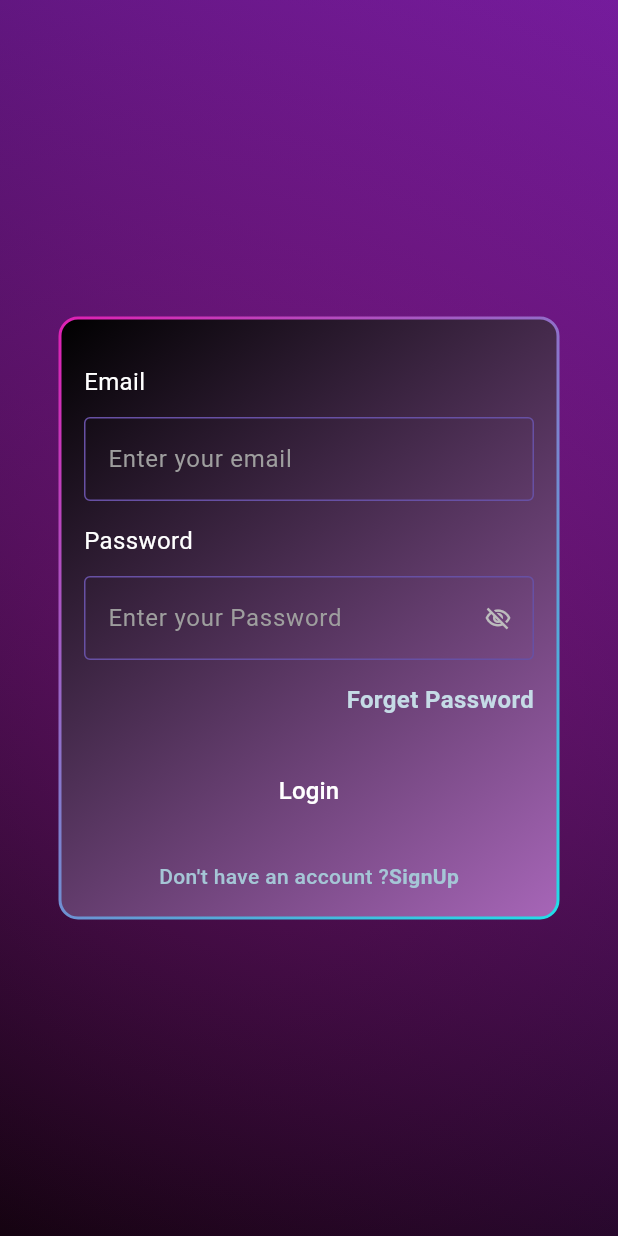
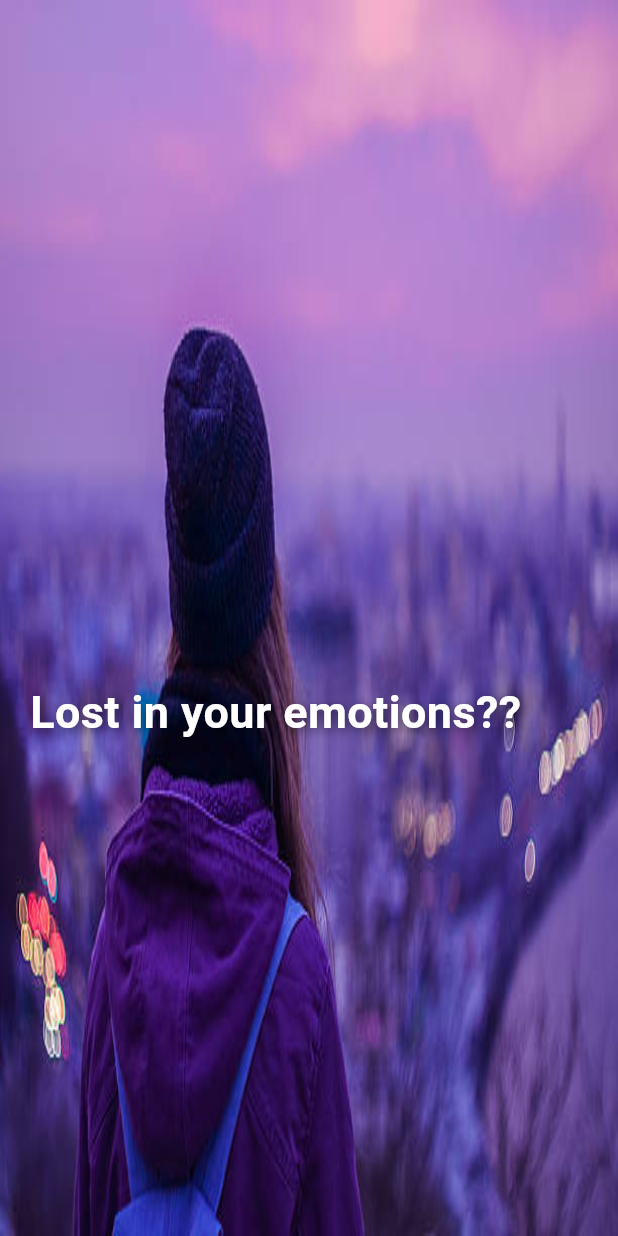
Before and after one commit to Scheeza-Ahmad/Beatify, a Flutter app: the screen it shows after launch, on a phone screen of 412 x 824 dp. Run offline on Flutter 3.47's test engine with Material 3 defaults, Android fonts, the phone set to English and light mode, and no system bars; our stand-ins replace flip_card, get, image_picker, just_audio, shared_preferences; missing offline and left inert: control_style.

Commit message:
Second screen added

```diff
--- a/lib/screens/first_splash_screen.dart
+++ b/lib/screens/first_splash_screen.dart
@@ -1,4 +1,4 @@
-import 'package:beatify/screens/login_screen.dart';
+import 'package:beatify/screens/second_screen.dart';
 import 'package:beatify/widgets/gradient_text.dart';
 import 'package:flutter/material.dart';
 import 'package:get/get.dart';
@@ -28,7 +28,7 @@ class _FirstSplashScreenState extends State<FirstSplashScreen>
     _fadeAnimation = Tween<double>(begin: 0, end: 1).animate(_controller);
 
     Future.delayed(const Duration(seconds: 4), () {
-      Get.off(() => const LoginScreen());
+      Get.off(() => SecondScreen());
     });
   }
 
--- /dev/null
+++ b/lib/screens/second_screen.dart
@@ -0,0 +1,81 @@
+import 'package:beatify/screens/login_screen.dart';
+import 'package:beatify/widgets/animated_shadow_button.dart';
+import 'package:flutter/material.dart';
+import 'package:get/get.dart';
+
+class SecondScreen extends StatelessWidget {
+  SecondScreen({super.key});
+
+  final PageController controller = PageController();
+
+  final List<String> images = [
+    'assets/images/sad.png',
+    'assets/images/happy.png',
+  ];
+
+  final List<String> text = [
+    "Lost in your emotions??",
+    "Every emotion has a sound. Find yours.",
+  ];
+
+  @override
+  Widget build(BuildContext context) {
+    return SafeArea(
+      child: Scaffold(
+        body: PageView.builder(
+          controller: controller,
+          itemCount: images.length,
+          itemBuilder: (context, index) {
+            return Container(
+              decoration: BoxDecoration(
+                image: DecorationImage(
+                  image: AssetImage(images[index]),
+                  fit: BoxFit.fill,
+                ),
+              ),
+              child: SafeArea(
+                child: Stack(
+                  children: [
+                    // Text
+                    Positioned(
+                      left: 20,
+                      top: MediaQuery.of(context).size.height * 0.55,
+                      child: Text(
+                        text[index],
+                        style: const TextStyle(
+                          fontSize: 30,
+                          fontWeight: FontWeight.bold,
+                          color: Colors.white,
+                          shadows: [
+                            Shadow(
+                              blurRadius: 8,
+                              color: Colors.black54,
+                              offset: Offset(2, 2),
+                            ),
+                          ],
+                        ),
+                      ),
+                    ),
+
+                    // Button on last page
+                    if (index == images.length - 1)
+                      Positioned(
+                        left: 20,
+                        top: MediaQuery.of(context).size.height * 0.61,
+                        child: AnimatedShadowButton(
+                          text: 'Lets Start',
+                          action: () {
+                            Get.to(() => LoginScreen());
+                          },
+                        ),
+                      ),
+                  ],
+                ),
+              ),
+            );
+          },
+        ),
+      ),
+    );
+  }
+}
--- a/lib/screens/signup_screen.dart
+++ b/lib/screens/signup_screen.dart
@@ -1,5 +1,4 @@
 import 'package:beatify/models/user_model.dart';
-import 'package:beatify/screens/login_screen.dart';
 import 'package:beatify/widgets/animated_button.dart';
 import 'package:beatify/widgets/custom_navbar_curved.dart';
 import 'package:beatify/widgets/inputfield_widget.dart';
@@ -34,7 +33,7 @@ class SignupScreen extends StatelessWidget {
           margin: const EdgeInsets.all(6),
           borderRadius: 12,
         );
-        Get.to(() => const LoginScreen());
+        Get.back();
       } else {
         // Save email & password
         emails.add(email);
@@ -155,7 +154,7 @@ class SignupScreen extends StatelessWidget {
                               ),
                               InkWell(
                                 onTap: () {
-                                  Get.to(() => LoginScreen());
+                                  Get.back();
                                 },
                                 child: Text(
                                   "Login",
--- a/pubspec.yaml
+++ b/pubspec.yaml
@@ -18,6 +18,8 @@ dependencies:
   sc_flutter_component_library: ^0.2.0
   file_picker: ^10.3.3
   shared_preferences: ^2.5.3
+  image_picker: ^1.1.2
+
 
 dev_dependencies:
   flutter_test:
```
Also changed, not shown: lib/widgets/audio_player.dart (+30 -19 lines), lib/widgets/profile_photo.dart (+16 -13 lines), assets/images/happy.png (added), assets/images/music.png (added), assets/images/sad.png (added), pubspec.lock, 6 other files.
